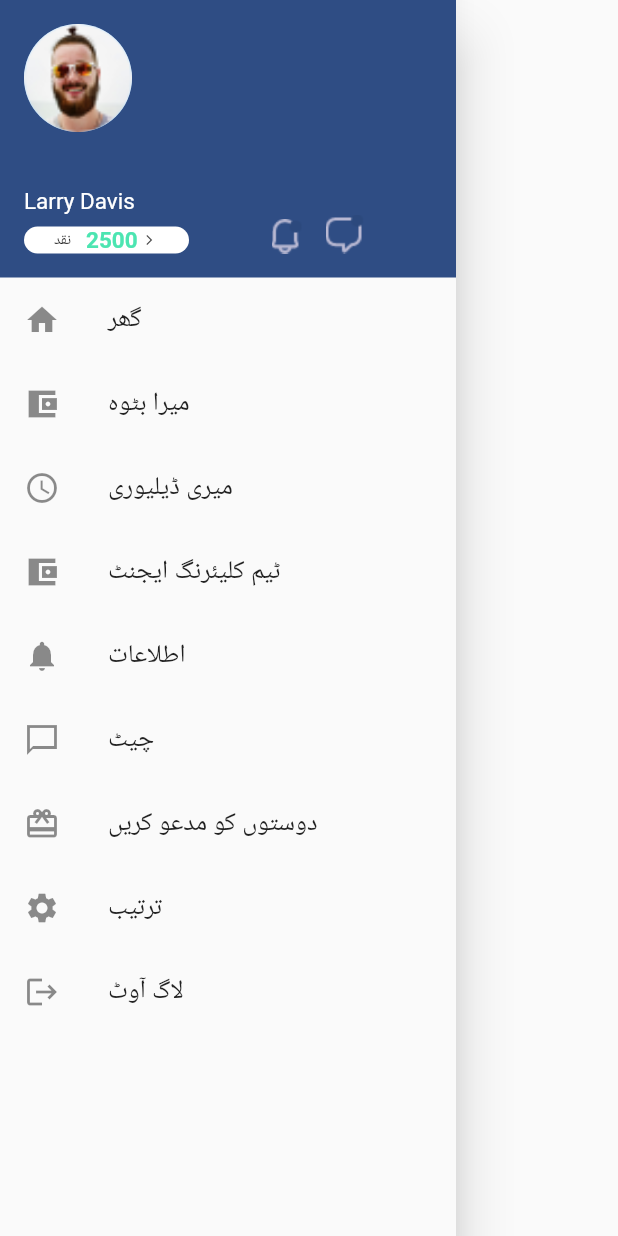
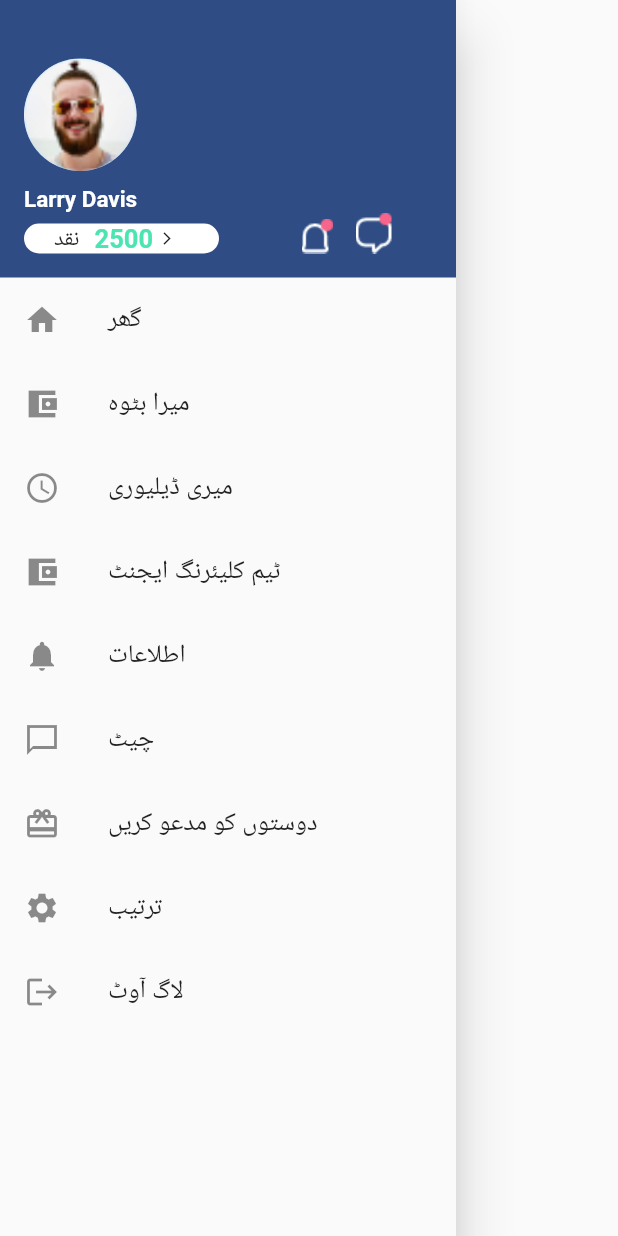
Before and after one commit to abrar2008/Meribilty_user, a Flutter app: the Darwe screen opened directly, on a phone screen of 412 x 824 dp. Run offline on Flutter 3.47's test engine with Material 2 defaults, Android fonts, the phone set to English and light mode, and no system bars; drawn by our look-alikes of getwidget; our stand-ins replace carousel_slider, contained_tab_bar_view, equatable, expandable, file_picker, flutter_chat_types and 13 more; missing offline and left inert: flutter_verification_code; generated files the repository leaves out were written again.

Commit message:
completeapi
completeapi

```diff
--- a/lib/veiw/darwer.dart
+++ b/lib/veiw/darwer.dart
@@ -2,6 +2,7 @@
 
 import 'package:flutter/cupertino.dart';
 import 'package:flutter/material.dart';
+import 'package:flutter/rendering.dart';
 import 'package:getwidget/getwidget.dart';
 import 'package:meribilty/veiw/Message.dart';
 import 'package:meribilty/veiw/signIn.dart';
@@ -25,18 +26,15 @@ class _DarweState extends State<Darwe> {
     return Scaffold(
       body: GFDrawer(
         child: Container(
-          // height: 500,
+
           child: ListView(
-
-            children: <Widget>[
+       children: <Widget>[
               GFDrawerHeader(
                 closeButton: Container(
-
                   child: Row(
                     children: [
                       InkWell(
-
-                          onTap: () {
+                         onTap: () {
                             Navigator.pop(context);
                           },
                           child: Icon(Icons.close)),
@@ -74,19 +72,21 @@ class _DarweState extends State<Darwe> {
                     ],
                   ),
                 ),
-                currentAccountPicture: GFAvatar(
+                //
 
-
-                  backgroundImage: AssetImage(
-                    "assets/pic2.png",
-                  ),
-                ),
-                otherAccountsPictures: <Widget>[],
                 child: Column(
                   mainAxisAlignment: MainAxisAlignment.start,
                   crossAxisAlignment: CrossAxisAlignment.start,
                   children: <Widget>[
+                  GFAvatar(
+                size: 50,
 
+                  backgroundImage: AssetImage(
+                    "assets/pic2.png",
+
+                  ),
+                ),
+                SizedBox(height: 10,),
                     Container(
                       child: Column(
                         children: [
@@ -95,14 +95,16 @@ class _DarweState extends State<Darwe> {
                             child: Text(
                               'Larry Davis',
                               style:
-                                  TextStyle(color: Colors.white, fontSize: 15),
+                                  TextStyle(color: Colors.white, fontSize: 15,
+                                  fontWeight: FontWeight.bold,
+                                  ),
                             ),
                           ),
                           Row(
                             crossAxisAlignment: CrossAxisAlignment.end,
                             children: [
                               Container(
-                                width: 110,
+                                width: 130,
                                 decoration: BoxDecoration(
                                     color: Colors.white,
                                     borderRadius: BorderRadius.only(
@@ -119,7 +121,7 @@ class _DarweState extends State<Darwe> {
                                     Text(
                                       AppLocalizations.of(context)!.cah,
                                       style: TextStyle(
-                                        fontSize: 10,
+                                        fontSize: 15,
                                       ),
                                     ),
                                     SizedBox(
@@ -128,13 +130,13 @@ class _DarweState extends State<Darwe> {
                                     Text(
                                       "2500 ",
                                       style: TextStyle(
-                                          fontSize: 15,
+                                          fontSize: 17,
                                           color: Color(0xFf4CE5B1),
                                           fontWeight: FontWeight.bold),
                                     ),
                                     Icon(
                                       Icons.arrow_forward_ios,
-                                      size: 8,
+                                      size: 10,
                                     ),
                                   ],
                                 ),
@@ -162,12 +164,12 @@ class _DarweState extends State<Darwe> {
                                 width: 55,
                               ),
                               Image.asset(
-                                "assets/Noti.png",
+                                "assets/nor.png",
                               ),
                               SizedBox(
                                 width: 15,
                               ),
-                              Image.asset("assets/mes.png"),
+                              Image.asset("assets/notifr.png"),
                             ],
                           ),
                         ],
--- a/lib/veiw/notifications.dart
+++ b/lib/veiw/notifications.dart
@@ -22,6 +22,7 @@ class _NotifcationState extends State<Notifcation> {
       ),
       body: Column(
         children: [
+
           Container(
             height: 50,
             color: Color(0xFF2F4D84),
@@ -38,7 +39,7 @@ class _NotifcationState extends State<Notifcation> {
                 SizedBox(
                   width: 20,
                 ),
-                Image.asset("assets/not.png")
+                Image.asset("assets/notific.png")
               ],
             ),
           ),
@@ -92,6 +93,8 @@ class _NotifcationState extends State<Notifcation> {
             titleText: 'System',
             subTitleText: 'Your booking #1205 has been cancelled',
           ),
+
+
         ],
       ),
     );
--- a/lib/veiw/sendinvite.dart
+++ b/lib/veiw/sendinvite.dart
@@ -39,6 +39,7 @@ class _SendinviteState extends State<Sendinvite> {
             width: double.infinity,
             height: 90,
             child: GFSearchBar(
+
               searchList: list,
               searchQueryBuilder: (query, list) {
                 return list.toList();
@@ -68,6 +69,7 @@ class _SendinviteState extends State<Sendinvite> {
               icon: Column(
                 children: [
                   GFCheckbox(
+
                     activeIcon: const Icon(
                       Icons.check,
                       color: Colors.white,
--- a/pubspec.yaml
+++ b/pubspec.yaml
@@ -36,6 +36,7 @@ dependencies:
 
   # The following adds the Cupertino Icons font to your application.
   # Use with the CupertinoIcons class for iOS style icons.
+   #custom_splash: ^0.0.2
   cupertino_icons: ^1.0.2
   introduction_screen:
   flutter_verification_code:
```
Also changed, not shown: lib/main.dart (+29 -4 lines), lib/veiw/invitefriend.dart (+7 -3 lines), lib/veiw/selectvehiclecity.dart (+4 -4 lines), assets/Group 279.png (added), assets/acc1.png, assets/acc2.png, assets/acc3.PNG, assets/engine-oil.png, assets/notific.png (renamed from assets/icons-trash.png), assets/sus.png.
